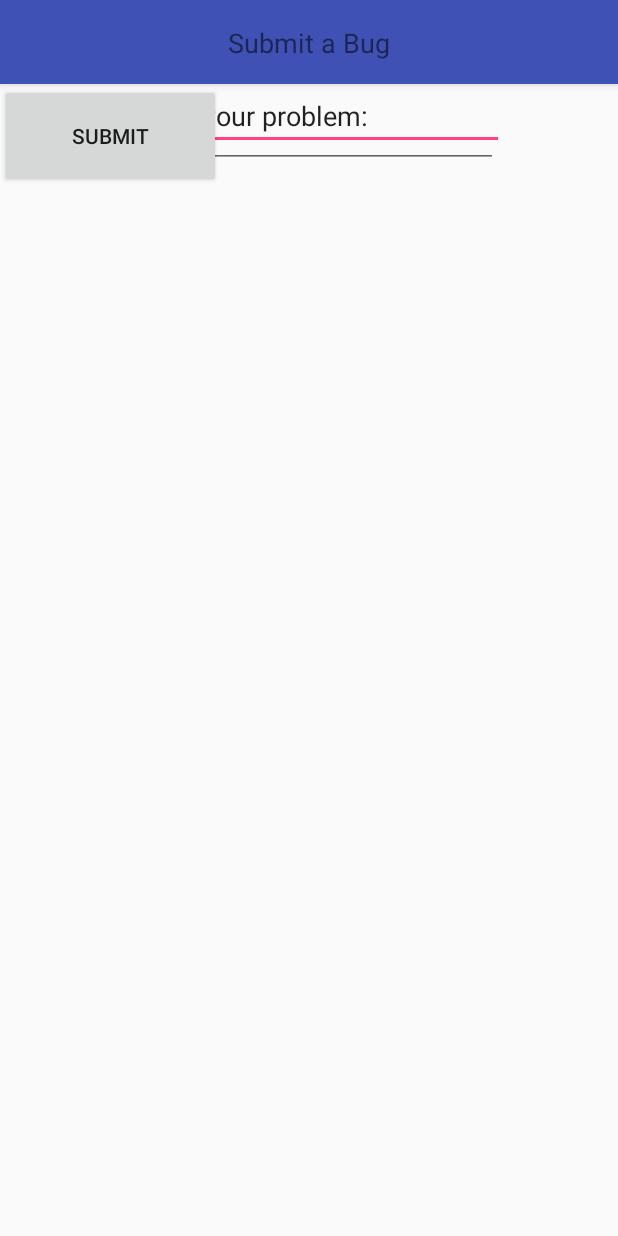
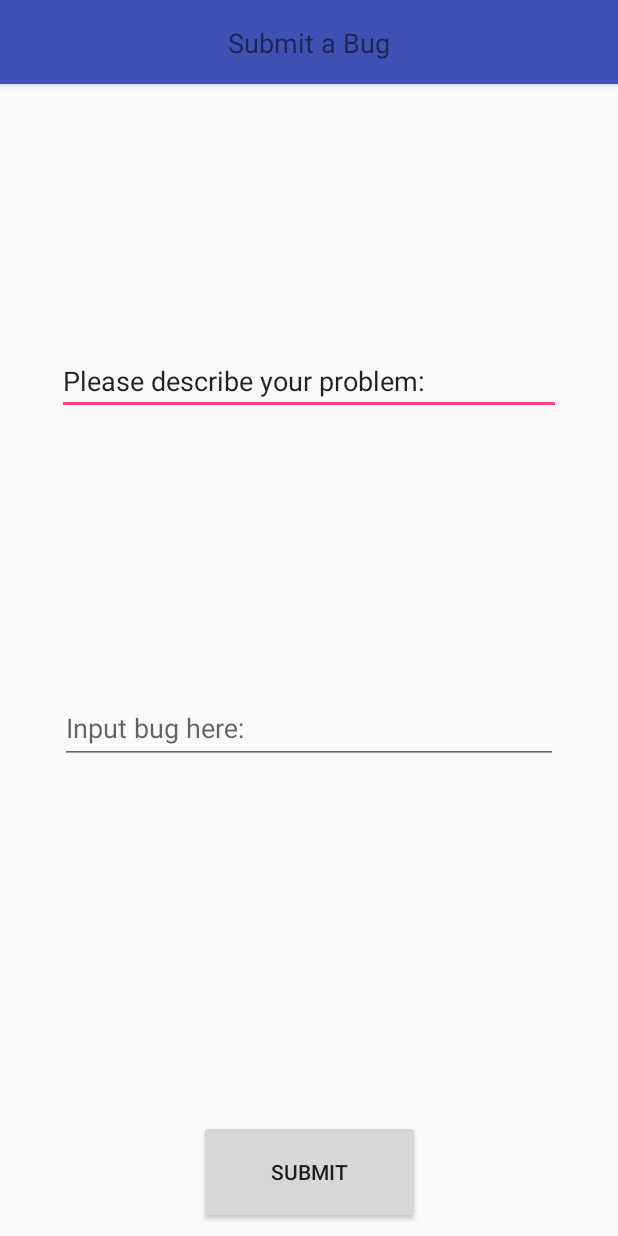
Before and after one commit to CP317S18/Android, an Android app: the layout bug_report.xml on its own in the app's theme, with its tools: preview values and no code run, on a phone screen of 412 x 824 dp. Run offline under Robolectric (Android 15) with nearby library versions, the phone set to English and light mode, and no system bars.

Commit message:
fixed layout maybe?

```diff
--- a/app/src/main/res/layout/bug_report.xml
+++ b/app/src/main/res/layout/bug_report.xml
@@ -41,25 +41,40 @@
             android:id="@+id/button2"
             android:layout_width="147dp"
             android:layout_height="69dp"
+            android:layout_marginBottom="8dp"
+            android:layout_marginEnd="8dp"
+            android:layout_marginStart="8dp"
             android:text="@string/bug_report_button"
-            tools:layout_editor_absoluteX="119dp"
-            tools:layout_editor_absoluteY="377dp" />
+            app:layout_constraintBottom_toBottomOf="parent"
+            app:layout_constraintEnd_toEndOf="parent"
+            app:layout_constraintStart_toStartOf="parent" />
 
         <EditText
             android:id="@+id/editText3"
             android:layout_width="336dp"
             android:layout_height="44dp"
+            android:layout_marginBottom="8dp"
+            android:layout_marginEnd="8dp"
+            android:layout_marginStart="8dp"
+            android:layout_marginTop="8dp"
             android:ems="10"
             android:inputType="textPersonName"
             android:text="@string/bug_report_field"
-            tools:layout_editor_absoluteX="24dp"
-            tools:layout_editor_absoluteY="60dp" />
+            app:layout_constraintBottom_toTopOf="@+id/textInputLayout2"
+            app:layout_constraintEnd_toEndOf="parent"
+            app:layout_constraintStart_toStartOf="parent"
+            app:layout_constraintTop_toTopOf="parent" />
 
         <android.support.design.widget.TextInputLayout
+            android:id="@+id/textInputLayout2"
             android:layout_width="332dp"
             android:layout_height="229dp"
-            tools:layout_editor_absoluteX="27dp"
-            tools:layout_editor_absoluteY="118dp">
+            android:layout_marginBottom="64dp"
+            android:layout_marginEnd="8dp"
+            android:layout_marginStart="8dp"
+            app:layout_constraintBottom_toTopOf="@+id/button2"
+            app:layout_constraintEnd_toEndOf="parent"
+            app:layout_constraintStart_toStartOf="parent">
 
             <android.support.design.widget.TextInputEditText
                 android:layout_width="match_parent"
```
